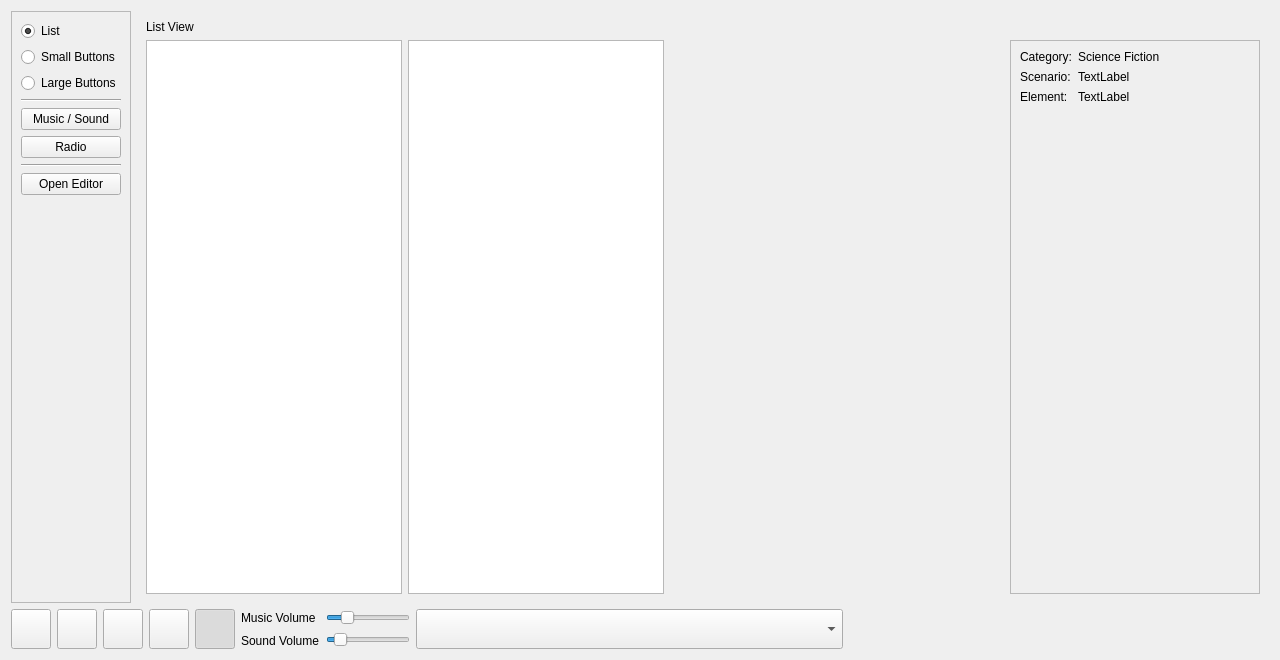
The window that tools/audiotool.ui (PhilInTheGaps/GM-Companion) describes before a commit, drawn with Qt 5.
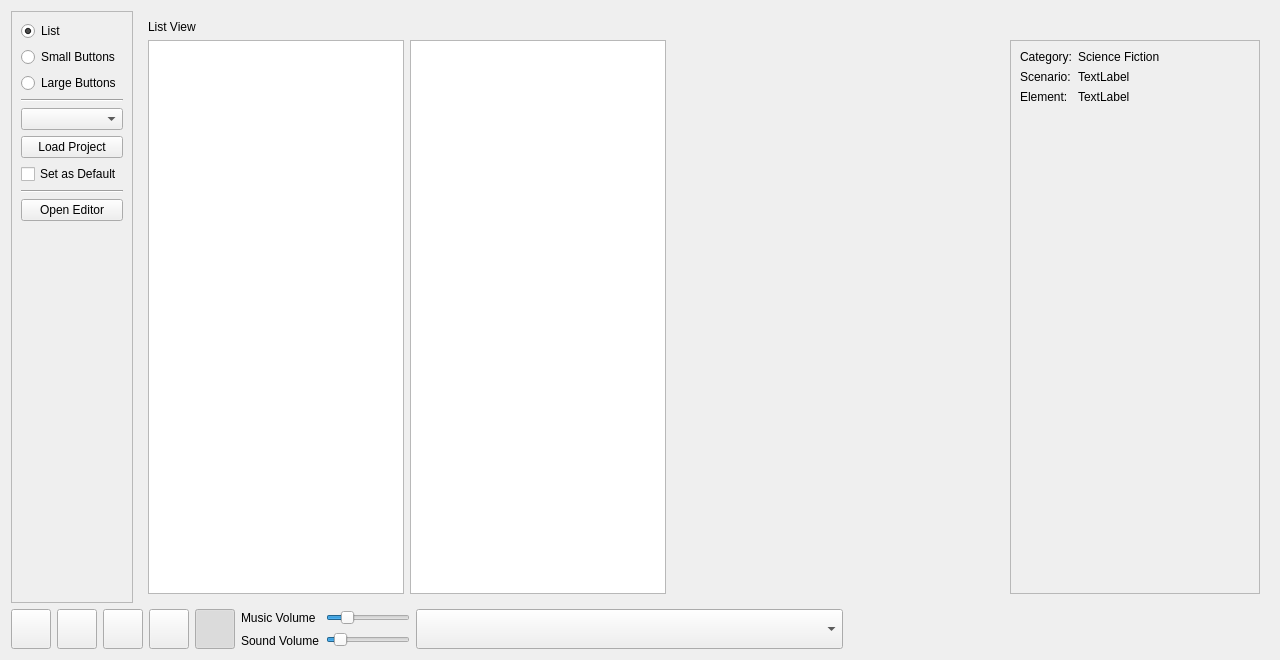
The same window after the commit. Icons and pictures are not drawn.

Commit message: AudioEditor can now add music lists, sound lists and radios

Patch:
```diff
--- a/tools/audiotool.ui
+++ b/tools/audiotool.ui
@@ -90,16 +90,19 @@
          </widget>
         </item>
         <item>
-         <widget class="QPushButton" name="pushButton_musicSound">
+         <widget class="QComboBox" name="comboBox_projects"/>
+        </item>
+        <item>
+         <widget class="QPushButton" name="pushButton_loadProject">
           <property name="text">
-           <string>Music / Sound</string>
+           <string>Load Project</string>
           </property>
          </widget>
         </item>
         <item>
-         <widget class="QPushButton" name="pushButton_radio">
+         <widget class="QCheckBox" name="checkBox_setProjectAsDefault">
           <property name="text">
-           <string>Radio</string>
+           <string>Set as Default</string>
           </property>
          </widget>
         </item>
```
The commit also changes 7 other files.
